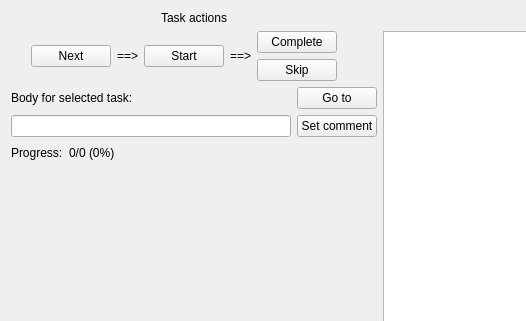
janelia-flyem/NeuTu, file neurolabi/gui/protocols/orphanlinkprotocol.ui: the form before one commit; both pictures show x 0 to 526 and y 0 to 321 of the 856 by 575 pixel window.
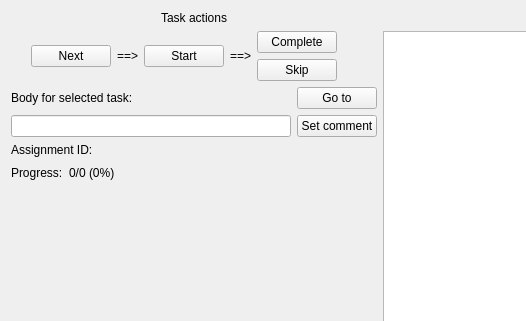
The form after the commit.

Commit message: add assignment ID label

The edit to the form file:
```diff
--- a/neurolabi/gui/protocols/orphanlinkprotocol.ui
+++ b/neurolabi/gui/protocols/orphanlinkprotocol.ui
@@ -160,6 +160,13 @@
          </item>
         </layout>
        </item>
+       <item>
+        <widget class="QLabel" name="assignmentIDLabel">
+         <property name="text">
+          <string>Assignment ID: </string>
+         </property>
+        </widget>
+       </item>
        <item>
         <layout class="QHBoxLayout" name="horizontalLayout_8">
          <item>
```
The commit also changes 1 other file.
